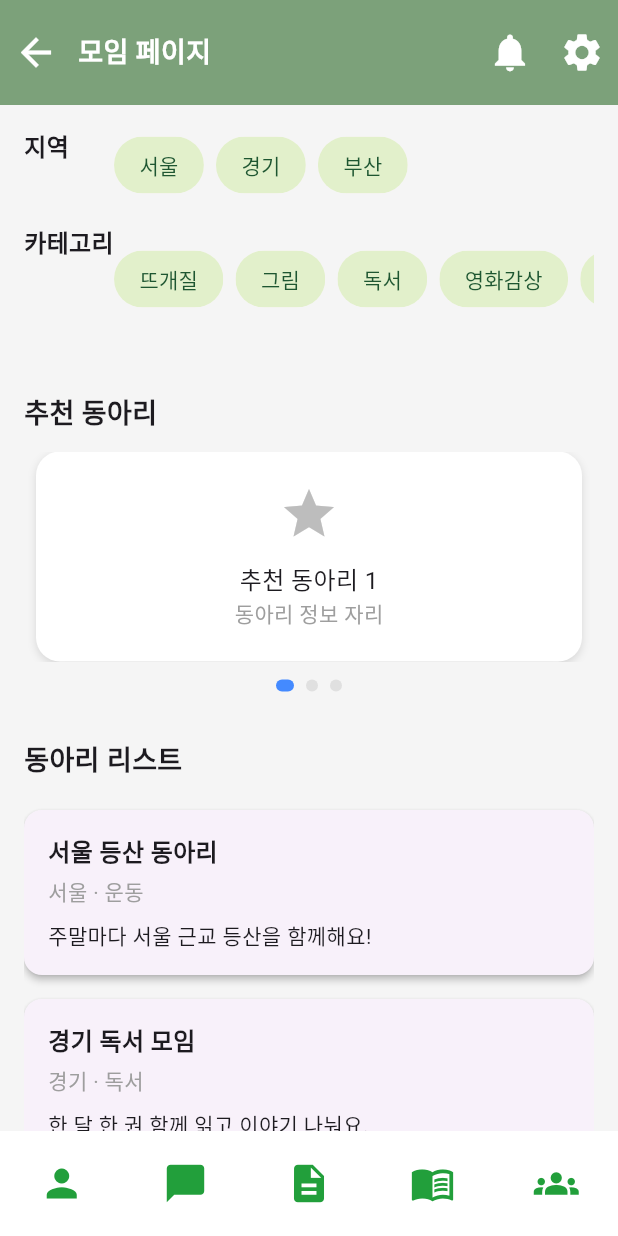
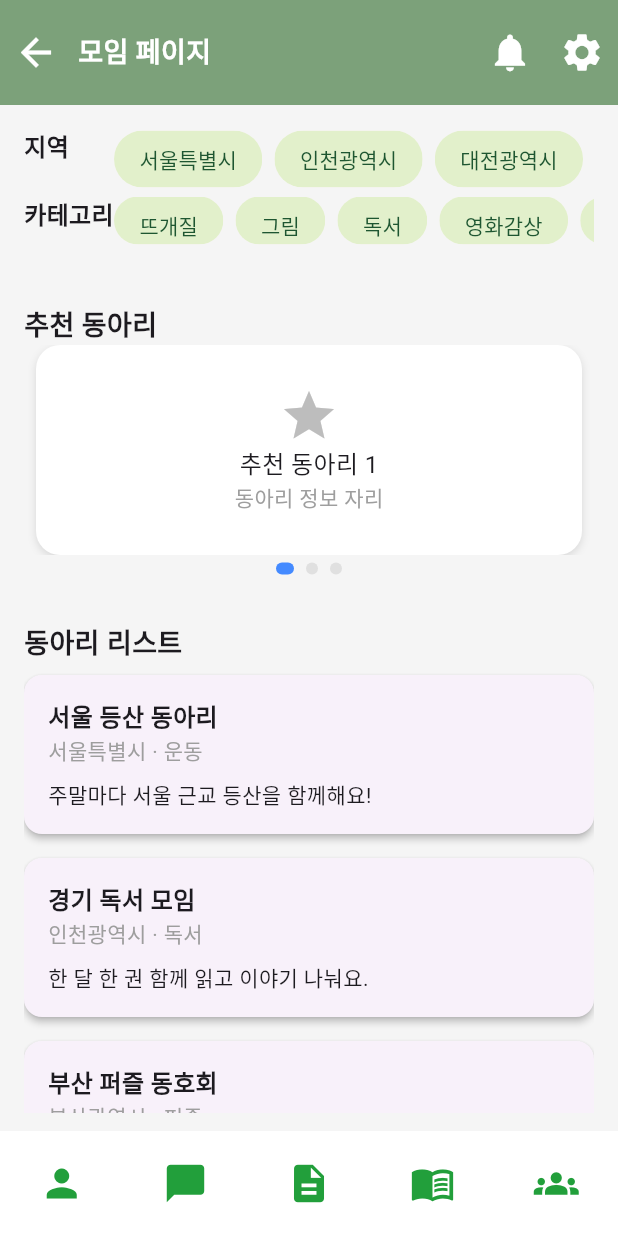
Before and after one commit to MrDos89/slivermate_project_flutter, a Flutter app: the screen it shows after launch, after a tap on "동아리 페이지로 이동", on a phone screen of 412 x 824 dp. Run offline on Flutter 3.47's test engine with Material 3 defaults, Android fonts, the phone set to English and light mode, and no system bars; our stand-ins replace dio, flutter_dotenv, font_awesome_flutter, lottie, readmore, video_player and 1 more; network calls fail; project files that could hold a hidden picture were left out.

Commit message:
[예진] 동아리 페이지 세부 UI 변경

```diff
--- a/lib/pages/clubPage.dart
+++ b/lib/pages/clubPage.dart
@@ -49,7 +49,7 @@ class _ClubPageState extends State<_ClubPage> {
   List<String> selectedRegions = [];
   List<String> selectedCategories = [];
 
-  final List<String> allRegions = ["서울", "경기", "부산"];
+  final List<String> allRegions = ["서울특별시", "인천광역시", "대전광역시", "대구광역시", "울산광역시", "부산광역시", "광주광역시", "세종특별자치시", "제주도", "울릉도"];
   final List<String> allCategories = [
     "뜨개질",
     "그림",
@@ -87,27 +87,27 @@ class _ClubPageState extends State<_ClubPage> {
     final dummyResponse = [
       {
         "name": "서울 등산 동아리",
-        "region": "서울",
+        "region": "서울특별시",
         "category": "운동",
         "description": "주말마다 서울 근교 등산을 함께해요!",
       },
       {
         "name": "경기 독서 모임",
-        "region": "경기",
+        "region": "인천광역시",
         "category": "독서",
         "description": "한 달 한 권 함께 읽고 이야기 나눠요.",
       },
       {
-        "name": "부산 보드게임 동호회",
-        "region": "부산",
-        "category": "게임",
-        "description": "보드게임 좋아하는 분들 모여요!",
+        "name": "부산 퍼즐 동호회",
+        "region": "부산광역시",
+        "category": "퍼즐",
+        "description": "퍼즐 좋아하는 분들 모여요!",
       },
       {
-        "name": "서울 보드게임 동호회",
-        "region": "서울",
-        "category": "게임",
-        "description": "보드게임 좋아하는 분들 모여요!",
+        "name": "서울 테니스 동호회",
+        "region": "서울특별시",
+        "category": "테니스",
+        "description": "테니스 좋아하는 분들 모여요!",
       },
     ];
 
@@ -204,30 +204,17 @@ class _ClubPageState extends State<_ClubPage> {
               ),
             ),
             Expanded(
-              child: Wrap(
-                spacing: 8,
-                runSpacing: 8,
-                children:
-                    allRegions.map((region) {
-                      return _buildFilterChip(
-                        region,
-                        selectedRegions.contains(region),
-                        (bool value) {
-                          setState(() {
-                            if (value) {
-                              selectedRegions.add(region);
-                            } else {
-                              selectedRegions.remove(region);
-                            }
-                          });
-                        },
-                      );
-                    }).toList(),
+              child: SizedBox(
+                height: 40, // 높이 조정 가능
+                child: ListView(
+                  scrollDirection: Axis.horizontal,
+                  children: _buildRegionChips(),
+                ),
               ),
             ),
           ],
         ),
-        const SizedBox(height: 16),
+        const SizedBox(height: 5),
         Row(
           crossAxisAlignment: CrossAxisAlignment.start,
           children: [
@@ -240,10 +227,10 @@ class _ClubPageState extends State<_ClubPage> {
             ),
             Expanded(
               child: SizedBox(
-                height: 80, // 2줄 필터 높이
+                height: 40, // 2줄 필터 높이
                 child: ListView(
                   scrollDirection: Axis.horizontal,
-                  children: _buildCategoryChipRows(), // 아래 함수 추가!
+                  children: _buildCategoryChipRows(),
                 ),
               ),
             ),
@@ -251,6 +238,27 @@ class _ClubPageState extends State<_ClubPage> {
         ),
       ],
     );
+  }
+
+  List<Widget> _buildRegionChips() { // 지역 필터 리스트 함수
+    return allRegions.map((region) {
+      return Padding(
+        padding: const EdgeInsets.only(right: 8.0),
+        child: _buildFilterChip(
+          region,
+          selectedRegions.contains(region),
+              (bool value) {
+            setState(() {
+              if (value) {
+                selectedRegions.add(region);
+              } else {
+                selectedRegions.remove(region);
+              }
+            });
+          },
+        ),
+      );
+    }).toList();
   }
 
   Widget _buildFilterChip(
@@ -290,7 +298,7 @@ class _ClubPageState extends State<_ClubPage> {
           "추천 동아리",
           style: TextStyle(fontSize: 18, fontWeight: FontWeight.bold),
         ),
-        const SizedBox(height: 12),
+        // const SizedBox(height: 5),
         SizedBox(
           height: 140,
           child: PageView.builder(
@@ -322,7 +330,7 @@ class _ClubPageState extends State<_ClubPage> {
                     mainAxisAlignment: MainAxisAlignment.center,
                     children: [
                       Icon(Icons.star, size: 40, color: Colors.grey[400]),
-                      const SizedBox(height: 12),
+                      // const SizedBox(height: 10),
                       Text(
                         "추천 동아리 ${index + 1}",
                         style: const TextStyle(fontSize: 16),
@@ -338,7 +346,7 @@ class _ClubPageState extends State<_ClubPage> {
             },
           ),
         ),
-        const SizedBox(height: 12),
+        const SizedBox(height: 5),
         Center(
           child: Row(
             mainAxisSize: MainAxisSize.min,
@@ -390,12 +398,13 @@ class _ClubPageState extends State<_ClubPage> {
           style: TextStyle(fontSize: 18, fontWeight: FontWeight.bold),
         ),
         SizedBox(
-          height: 250,
+          height: 300,
           child: ListView(
-            children: [SizedBox(height: 12),
+            children: [
+              // SizedBox(height: ),
               ...filtered.map((club) {
                 return SizedBox(
-                  width: double.infinity, // 🔹 와이드하게 꽉 채우기
+                  width: double.infinity, // 와이드 꽉 채우기
                   child: Card(
                     margin: const EdgeInsets.symmetric(vertical: 8),
                     shape: RoundedRectangleBorder(
@@ -414,7 +423,7 @@ class _ClubPageState extends State<_ClubPage> {
                               fontWeight: FontWeight.bold,
                             ),
                           ),
-                          const SizedBox(height: 4),
+                          // const SizedBox(height: 2),
                           Text(
                             "${club["region"]} · ${club["category"]}",
                             style: const TextStyle(color: Colors.grey),
```
